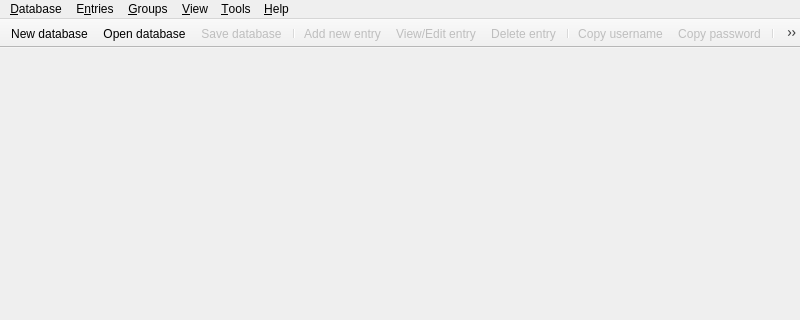
Qt form src/gui/MainWindow.ui (iluminat23/keepassxc-debian) before a commit; both pictures show x 0 to 800 and y 0 to 320 of the 800 by 600 pixel window.
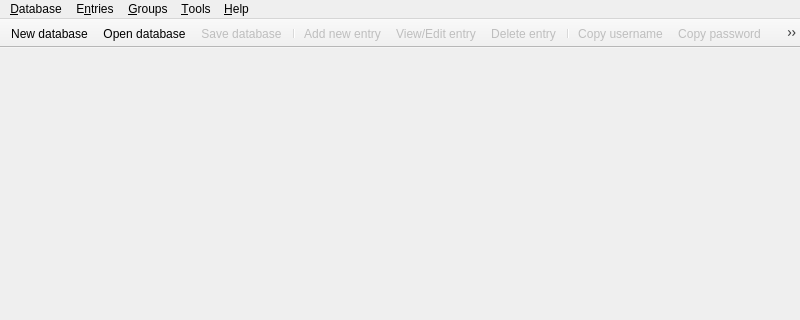
The same form after that commit. Custom widgets are drawn as their Qt base class.

What changed in the file:
```diff
--- a/src/gui/MainWindow.ui
+++ b/src/gui/MainWindow.ui
@@ -162,7 +162,7 @@
      <x>0</x>
      <y>0</y>
      <width>800</width>
-     <height>21</height>
+     <height>34</height>
     </rect>
    </property>
    <widget class="QMenu" name="menuFile">
@@ -260,15 +260,9 @@
     <addaction name="actionPasswordGenerator"/>
     <addaction name="actionSettings"/>
    </widget>
-   <widget class="QMenu" name="menuView">
-    <property name="title">
-     <string>&amp;View</string>
-    </property>
-   </widget>
    <addaction name="menuFile"/>
    <addaction name="menuEntries"/>
    <addaction name="menuGroups"/>
-   <addaction name="menuView"/>
    <addaction name="menuTools"/>
    <addaction name="menuHelp"/>
   </widget>
@@ -292,6 +286,8 @@
    <addaction name="separator"/>
    <addaction name="actionEntryCopyUsername"/>
    <addaction name="actionEntryCopyPassword"/>
+   <addaction name="actionEntryCopyURL"/>
+   <addaction name="actionEntryAutoType"/>
    <addaction name="separator"/>
    <addaction name="actionPasswordGenerator"/>
    <addaction name="actionLockDatabases"/>
```
Left out of the diff: 43 changed lines with no effect on the pictures. Lines whose indentation alone changed are shown as unchanged.
